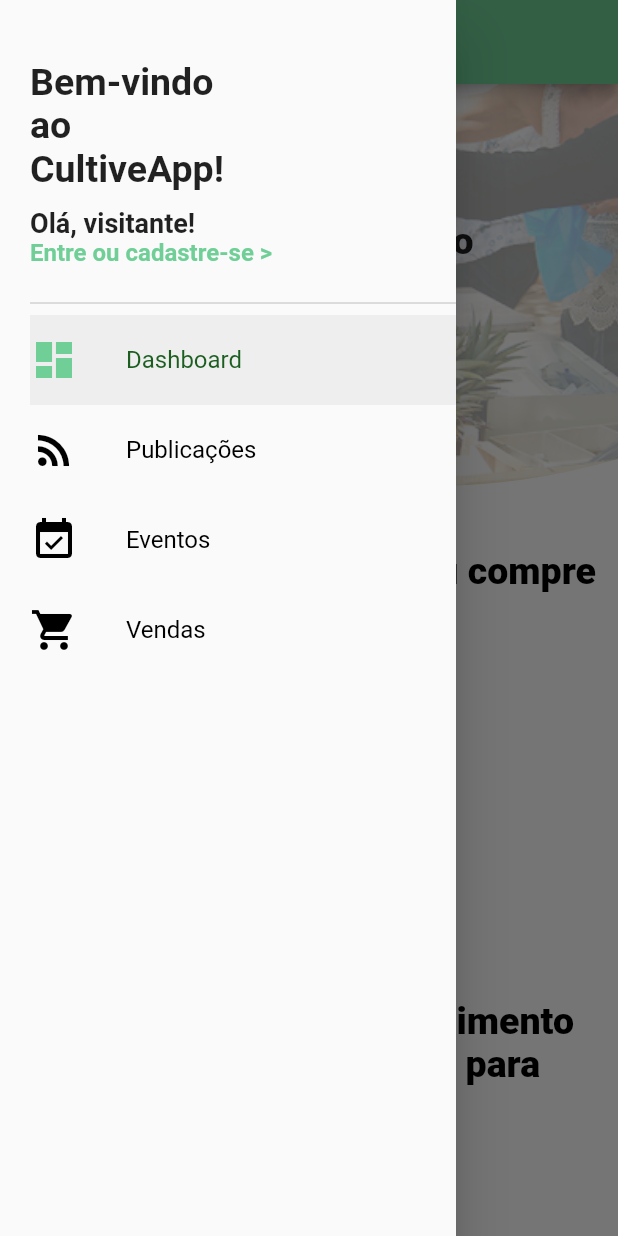
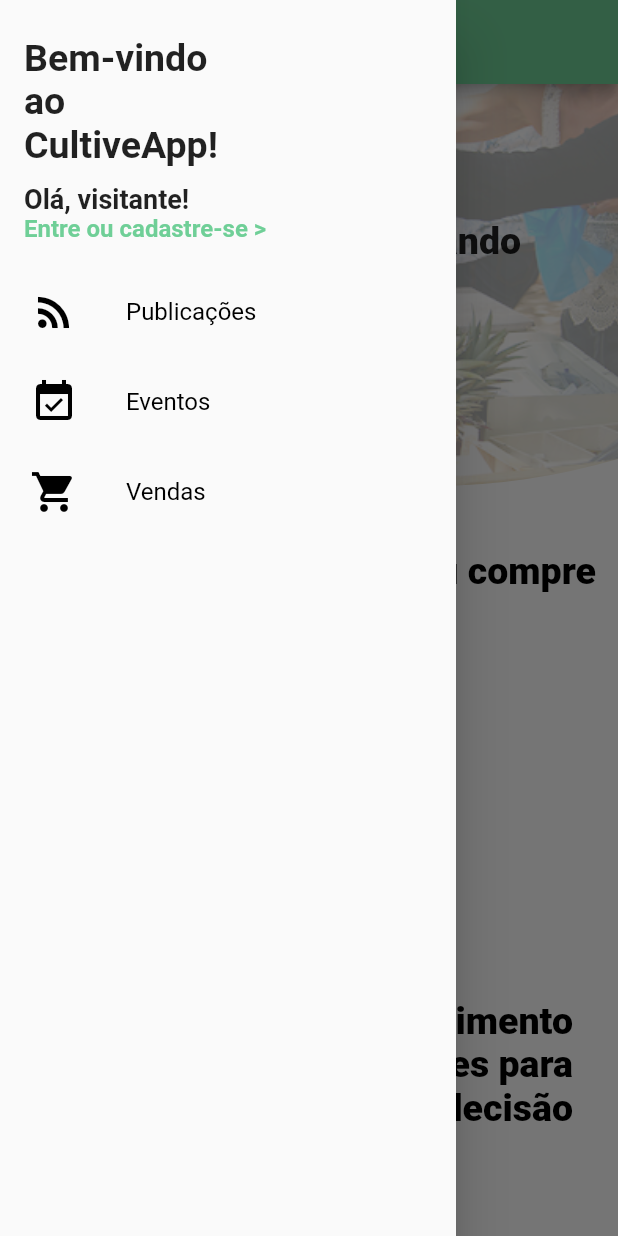
Before and after one commit to DenisBarbosa123/CultiveApp, a Flutter app: the screen it shows after launch, with the side drawer open, on a phone screen of 412 x 824 dp. Run offline on Flutter 3.47's test engine with Material 2 defaults, Android fonts, the phone set to English and light mode, and no system bars; our stand-ins replace dio, flutter_chips_input, flutter_secure_storage, geolocator, image_picker, mask_text_input_formatter and 2 more; missing offline and left inert: bloc_pattern.

Commit message:
add dados do usuario no drawer navigator, juntamente com a função de logout

```diff
--- a/lib/bloc/user_bloc.dart
+++ b/lib/bloc/user_bloc.dart
@@ -104,10 +104,12 @@ class UserBloc extends BlocBase {
   }
 
   void logout() {
+    debugPrint("Logout is performing...");
     _loginController.add(AuthenticationStatus.unauthenticated);
     userInformation.clear();
     _tokenUtil.deleteToken();
     _userIdUtil.deleteUserId();
+    debugPrint("Logout successful...");
   }
 
   Future<void> loadCurrentUser() async {
--- a/lib/screens/home_screen.dart
+++ b/lib/screens/home_screen.dart
@@ -42,10 +42,11 @@ class _HomePageState extends State<HomeScreen> {
                   return DefaultTabController(
                       length: 3,
                       child: Scaffold(
-                        drawer: CustomDrawer(_pageController),
+                        drawer: CustomDrawer(_pageController,
+                            userInformation: _userBloc.userInformation["user"]),
                         appBar: AppBar(
                           title: Text(
-                            "DASHBOARD",
+                            "PÁGINA INICIAL",
                           ),
                           centerTitle: true,
                           backgroundColor: Theme.of(context).primaryColor,
--- a/lib/screens/presentation_screen.dart
+++ b/lib/screens/presentation_screen.dart
@@ -19,7 +19,7 @@ class _PresentationScreenState extends State<PresentationScreen> {
         appBar: AppBar(
           centerTitle: true,
           title: Text(
-            "APRESENTAÇÃO",
+            "PÁGINA INICIAL",
             style: TextStyle(color: Colors.black),
           ),
         ),
@@ -67,7 +67,7 @@ class _PresentationScreenState extends State<PresentationScreen> {
                     Padding(
                       padding: EdgeInsets.only(left: 30),
                       child: Text(
-                        "Cultivando ideias criando oportunidades",
+                        "Semeando ideias cultivando oportunidades",
                         textAlign: TextAlign.left,
                         style: TextStyle(
                             fontSize: 25.0,
@@ -103,10 +103,10 @@ class _PresentationScreenState extends State<PresentationScreen> {
                 SizedBox(
                     height: 300,
                     child: Padding(
-                        padding: EdgeInsets.only(left: 30),
+                        padding: EdgeInsets.only(right: 30),
                         child: Text(
                           "Compartilhe seu conhecimento ou obtenha informações para tomada de decisão",
-                          textAlign: TextAlign.left,
+                          textAlign: TextAlign.right,
                           style: TextStyle(
                               fontSize: 25.0,
                               color: Colors.black,
@@ -117,8 +117,20 @@ class _PresentationScreenState extends State<PresentationScreen> {
                     child: Padding(
                         padding: EdgeInsets.only(left: 30),
                         child: Text(
-                          "Divulgue o compartilhe eventos relacionados ao agronegócio",
+                          "Divulgue ou fique sabendo de eventos relacionados ao agronegócio",
                           textAlign: TextAlign.left,
+                          style: TextStyle(
+                              fontSize: 25.0,
+                              color: Colors.black,
+                              fontWeight: FontWeight.w800),
+                        ))),
+                SizedBox(
+                    height: 300,
+                    child: Padding(
+                        padding: EdgeInsets.only(right: 30),
+                        child: Text(
+                          "Fique por dentro do clima de sua cidade, cotações de produtos e também sobre notícias sobre o agronegócio",
+                          textAlign: TextAlign.right,
                           style: TextStyle(
                               fontSize: 25.0,
                               color: Colors.black,
--- a/lib/tiles/drawer_tile.dart
+++ b/lib/tiles/drawer_tile.dart
@@ -10,7 +10,9 @@ class DrawerTile extends StatelessWidget {
 
   @override
   Widget build(BuildContext context) {
-    return Material(
+    return Padding(
+        padding: EdgeInsets.only(left: 20.0),
+        child: Material(
           color: pageController.page.round() == page
               ? Colors.grey[200]
               : Colors.transparent,
@@ -44,6 +46,6 @@ class DrawerTile extends StatelessWidget {
                   ],
                 ),
               )),
-    );
+        ));
   }
 }
--- a/lib/widgets/custom_drawer.dart
+++ b/lib/widgets/custom_drawer.dart
@@ -1,22 +1,63 @@
+import 'dart:convert';
+
 import 'file:///C:/Users/Denis%20Barbosa/AndroidStudioProjects/cultiveapp/lib/screens/login_screen.dart';
+import 'package:cultiveapp/bloc/user_bloc.dart';
+import 'package:cultiveapp/model/user_model.dart';
+import 'package:cultiveapp/screens/home_screen.dart';
 import 'package:cultiveapp/tiles/drawer_tile.dart';
 import "package:flutter/material.dart";
 
-class CustomDrawer extends StatelessWidget {
-  final PageController pageController;
-  CustomDrawer(this.pageController);
+// ignore: must_be_immutable
+class CustomDrawer extends StatefulWidget {
+  PageController pageController;
+  User userInformation;
+  CustomDrawer(this.pageController, {this.userInformation});
+  @override
+  _CustomDrawerState createState() => _CustomDrawerState();
+}
 
+class _CustomDrawerState extends State<CustomDrawer> {
+  UserBloc _userBloc = UserBloc();
   @override
   Widget build(BuildContext context) {
     return Drawer(
       child: Stack(
         children: <Widget>[
           ListView(
-            padding: EdgeInsets.only(left: 20.0, top: 16.0),
             children: <Widget>[
-              Container(
+              widget.userInformation != null
+                  ? UserAccountsDrawerHeader(
+                      accountName: Text(
+                        "${widget.userInformation.nome}",
+                        style: TextStyle(
+                            color: Colors.white,
+                            fontSize: 20.0,
+                            fontWeight: FontWeight.bold),
+                      ),
+                      accountEmail: Text(
+                        "${widget.userInformation.email}",
+                        style: TextStyle(
+                            color: Colors.white,
+                            fontSize: 15.0,
+                            fontWeight: FontWeight.bold),
+                      ),
+                      currentAccountPicture: CircleAvatar(
+                        foregroundColor: Colors.white,
+                        radius: 30.0,
+                        backgroundImage:
+                            widget.userInformation.fotoPerfil != null
+                                ? MemoryImage(base64
+                                    .decode(widget.userInformation.fotoPerfil))
+                                : AssetImage("assets/person.png"),
+                        backgroundColor:
+                            widget.userInformation.fotoPerfil != null
+                                ? Colors.transparent
+                                : Colors.white,
+                      ),
+                    )
+                  : Container(
                       margin: EdgeInsets.only(bottom: 8.0),
-                padding: EdgeInsets.fromLTRB(0.0, 16.0, 16.0, 8.0),
+                      padding: EdgeInsets.fromLTRB(16.0, 16.0, 16.0, 8.0),
                       height: 170.0,
                       child: Stack(
                         children: <Widget>[
@@ -26,7 +67,8 @@ class CustomDrawer extends StatelessWidget {
                               child: Text(
                                 "Bem-vindo\nao\nCultiveApp!",
                                 style: TextStyle(
-                              fontSize: 25.0, fontWeight: FontWeight.bold),
+                                    fontSize: 25.0,
+                                    fontWeight: FontWeight.bold),
                               )),
                           Positioned(
                               left: 0.0,
@@ -47,8 +89,10 @@ class CustomDrawer extends StatelessWidget {
                                           fontWeight: FontWeight.bold),
                                     ),
                                     onTap: () {
-                                Navigator.of(context).push(MaterialPageRoute(
-                                    builder: (context) => LoginScreen()));
+                                      Navigator.of(context).push(
+                                          MaterialPageRoute(
+                                              builder: (context) =>
+                                                  LoginScreen()));
                                     },
                                   )
                                 ],
@@ -56,11 +100,39 @@ class CustomDrawer extends StatelessWidget {
                         ],
                       ),
                     ),
-              Divider(color: Colors.grey[400]),
-              DrawerTile(Icons.dashboard, "Dashboard", pageController, 0),
-              DrawerTile(Icons.rss_feed, "Publicações", pageController, 1),
-              DrawerTile(Icons.event_available, "Eventos", pageController, 2),
-              DrawerTile(Icons.shopping_cart, "Vendas", pageController, 3),
+              widget.userInformation != null
+                  ? DrawerTile(Icons.home, "Home", widget.pageController, 0)
+                  : Container(),
+              DrawerTile(
+                  Icons.rss_feed, "Publicações", widget.pageController, 1),
+              DrawerTile(
+                  Icons.event_available, "Eventos", widget.pageController, 2),
+              DrawerTile(
+                  Icons.shopping_cart, "Vendas", widget.pageController, 3),
+              widget.userInformation != null
+                  ? Column(
+                      children: [
+                        Divider(color: Colors.grey),
+                        ListTile(
+                            leading: Icon(Icons.account_box),
+                            title: Text("Conta"),
+                            subtitle: Text("Meu perfil"),
+                            onTap: () {
+                              debugPrint('toquei no drawer');
+                            }),
+                        ListTile(
+                            leading: Icon(Icons.cancel),
+                            title: Text("Sair"),
+                            subtitle: Text("Logout da conta"),
+                            onTap: () {
+                              _userBloc.logout();
+                              Navigator.of(context).pushReplacement(
+                                  MaterialPageRoute(
+                                      builder: (context) => HomeScreen()));
+                            })
+                      ],
+                    )
+                  : Container()
             ],
           )
         ],
```
Lines whose indentation alone changed are shown as unchanged.
